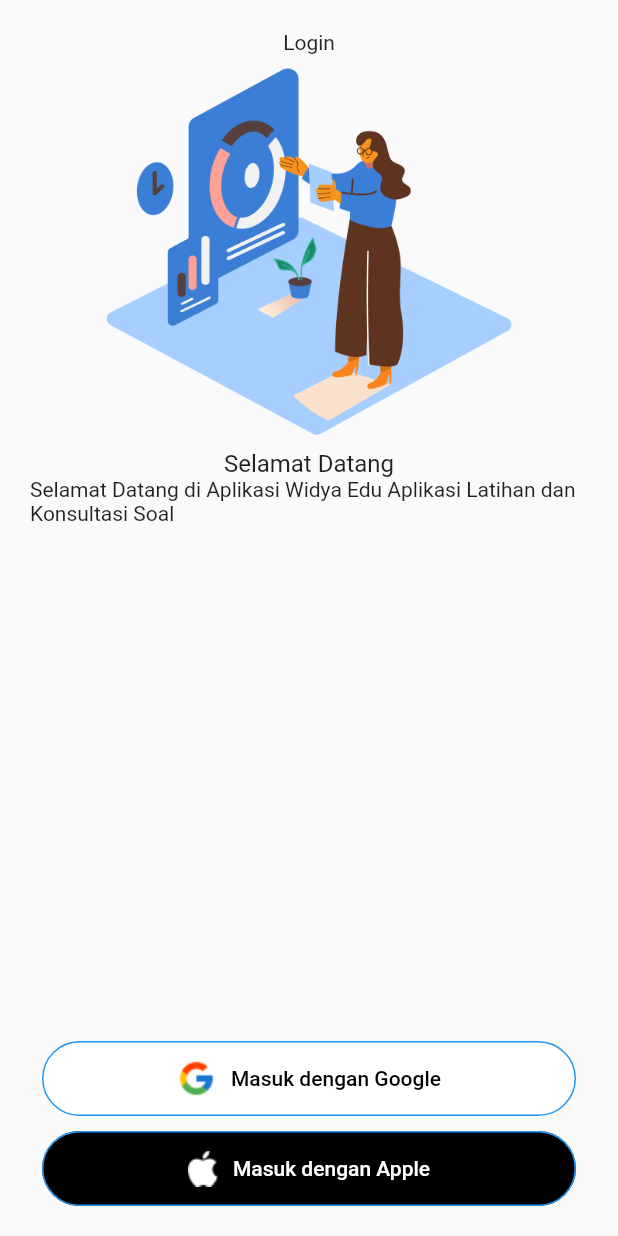
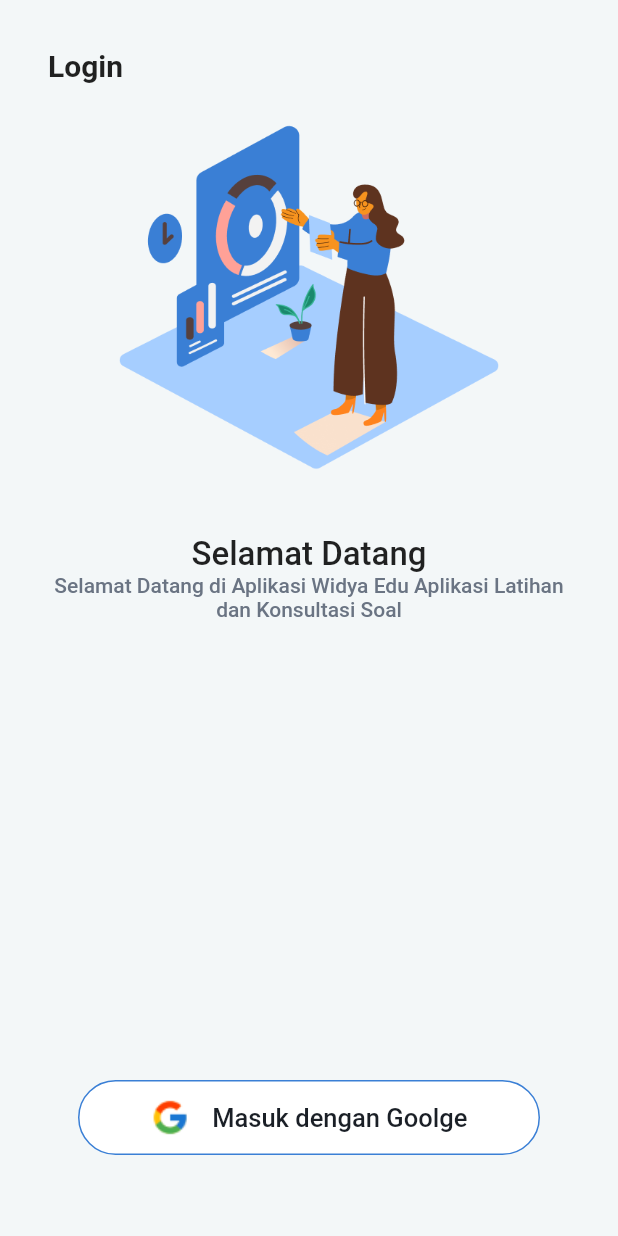
Before and after one commit to kimebmen/latihansoal, a Flutter app: the LoginPage screen opened directly, on a phone screen of 412 x 824 dp. Run offline on Flutter 3.47's test engine with Material 2 defaults, Android fonts, the phone set to English and light mode, and no system bars.

Commit message:
editLoginPage

```diff
--- a/lib/constant/r.dart
+++ b/lib/constant/r.dart
@@ -1,8 +1,10 @@
 
 import 'package:test1/constant/r/assets.dart';
-import 'package:test1/constant/r/colors.dart';
+import 'package:test1/constant/r/app_colors.dart';
+import 'package:test1/constant/r/strings.dart';
 
 class R {
   static Assets assets = Assets();
-  static Colors colors = Colors();
+  static AppColor colors = AppColor();
+  static Strings strings = Strings();
 }
--- /dev/null
+++ b/lib/constant/r/app_colors.dart
@@ -0,0 +1,8 @@
+import 'package:flutter/material.dart';
+
+class AppColor {
+  Color primary = Color(0xff3A7FD5);
+  Color grey = Color(0xffF3F7F8);
+  Color greySubtitle = Color(0xff6A7483);
+  Color blackLogin = Color(0xff1A1F26);
+}
--- a/lib/constant/r/assets.dart
+++ b/lib/constant/r/assets.dart
@@ -1,3 +1,6 @@
 class Assets {
   String icSplash = "assets/auth/ic_splash.png";
+  String imgLogin = "assets/auth/img_login.png";
+  String icGoogle = "assets/auth/ic_google.png";
+  String icApple = "assets/auth/ic_apple.png";
 }
--- a/lib/constant/r/colors.dart
+++ /dev/null
@@ -1,5 +0,0 @@
-import 'package:flutter/material.dart';
-
-class Colors {
-  Color primary = Color(0xff3A7FD5);
-}
--- a/lib/constant/r/strings.dart
+++ b/lib/constant/r/strings.dart
@@ -0,0 +1,7 @@
+class Strings {
+  String login = "Login";
+  String welcome = "Selamat Datang";
+  String loginDescription = "Selamat Datang di Aplikasi Widya Edu Aplikasi Latihan dan Konsultasi Soal";
+  String loginWithGoogle = "Masuk dengan Goolge";
+  String loginWithApple = "Masuk dengan Apple";
+}
--- a/lib/view/login_page.dart
+++ b/lib/view/login_page.dart
@@ -1,39 +1,62 @@
 import 'package:flutter/material.dart';
+import 'package:test1/constant/r.dart';
 import 'package:test1/view/register_page.dart';
 
 class LoginPage extends StatelessWidget {
   const LoginPage({Key? key}) : super(key: key);
+  static const String route = "login_screen";
 
   @override
   Widget build(BuildContext context) {
     return Scaffold(
+      backgroundColor: R.colors.grey,
       body: SafeArea(
         child: Padding(
-          padding: const EdgeInsets.all(20.0),
+          padding: const EdgeInsets.all(32.0),
           child: Column(
             children: [
-              Text("Login"),
-              Image.asset("assets/auth/img_login.png"),
+              Align(
+                alignment: Alignment.topLeft,
+                child: Text(
+                  R.strings.login,
+                  style: TextStyle(
+                    fontSize: 20,
+                    fontWeight: FontWeight.w700,
+                  ),
+                ),
+              ),
+              SizedBox(height: 20),
+              Image.asset(R.assets.imgLogin),
+              SizedBox(height: 35),
               Text(
-                "Selamat Datang",
+                R.strings.welcome,
                 style: TextStyle(
-                  fontSize: 16,
+                  fontSize: 22,
+                  fontWeight: FontWeight.w500,
                 ),
               ),
               Text(
-                  "Selamat Datang di Aplikasi Widya Edu Aplikasi Latihan dan Konsultasi Soal"),
+                R.strings.loginDescription,
+                textAlign: TextAlign.center,
+                style: TextStyle(
+                    fontSize: 14,
+                    fontWeight: FontWeight.w500,
+                    color: R.colors.greySubtitle,),
+              ),
               Spacer(),
               Padding(
-                padding: const EdgeInsets.symmetric(horizontal: 8.0),
+                padding: const EdgeInsets.symmetric(
+                    horizontal: 20.0, vertical: 12.0),
                 child: ElevatedButton(
                   style: ElevatedButton.styleFrom(
                     elevation: 0,
                     primary: Colors.white,
-                    fixedSize: const Size(double.infinity, 50),
+                    fixedSize:
+                        Size(MediaQuery.of(context).size.width * 0.8, 50),
                     shape: RoundedRectangleBorder(
                       borderRadius: BorderRadius.circular(25),
-                      side: const BorderSide(
-                        color: Colors.blue,
+                      side: BorderSide(
+                        color: R.colors.primary,
                         style: BorderStyle.solid,
                         width: 1,
                       ),
@@ -46,54 +69,21 @@ class LoginPage extends StatelessWidget {
                   child: Row(
                     mainAxisAlignment: MainAxisAlignment.center,
                     children: [
-                      Image.asset("assets/auth/ic_google.png"),
-                      const SizedBox(width: 10),
-                      const Text(
-                        "Masuk dengan Google",
+                      Image.asset(R.assets.icGoogle),
+                      const SizedBox(width: 15),
+                      Text(
+                        R.strings.loginWithGoogle,
                         style: TextStyle(
-                          color: Colors.black,
+                        fontSize: 17,
+                        fontWeight: FontWeight.w500,
+                        color: R.colors.blackLogin,
                         ),
-                      ),
+                        ),
                     ],
                   ),
                 ),
               ),
               SizedBox(height: 10),
-              Padding(
-                padding: const EdgeInsets.symmetric(horizontal: 8.0),
-                child: ElevatedButton(
-                  style: ElevatedButton.styleFrom(
-                    elevation: 0,
-                    primary: Colors.black,
-                    fixedSize: const Size(double.infinity, 50),
-                    shape: RoundedRectangleBorder(
-                      borderRadius: BorderRadius.circular(25),
-                      side: const BorderSide(
-                        color: Colors.blue,
-                        style: BorderStyle.solid,
-                        width: 1,
-                      ),
-                    ),
-                  ),
-                  onPressed: () {
-                    Navigator.of(context).push(MaterialPageRoute(
-                        builder: (context) => const RegisterPage()));
-                  },
-                  child: Row(
-                    mainAxisAlignment: MainAxisAlignment.center,
-                    children: [
-                      Image.asset("assets/auth/ic_apple.png"),
-                      const SizedBox(width: 10),
-                      const Text(
-                        "Masuk dengan Apple",
-                        style: TextStyle(
-                          color: Colors.white,
-                        ),
-                      ),
-                    ],
-                  ),
-                ),
-              ),
             ],
           ),
         ),
--- a/lib/view/register_page.dart
+++ b/lib/view/register_page.dart
@@ -3,6 +3,8 @@ import 'package:test1/constant/r.dart';
 
 class RegisterPage extends StatefulWidget {
   const RegisterPage({Key? key}) : super(key: key);
+  static String route = "register_page";
+
 
   @override
   State<RegisterPage> createState() => _RegisterPageState();
```
Also changed, not shown: lib/main.dart (+16 -86 lines), lib/view/backup/splash_screen.dart (added, +27 -0 lines), lib/view/splash_screen.dart (+15 -13 lines).
